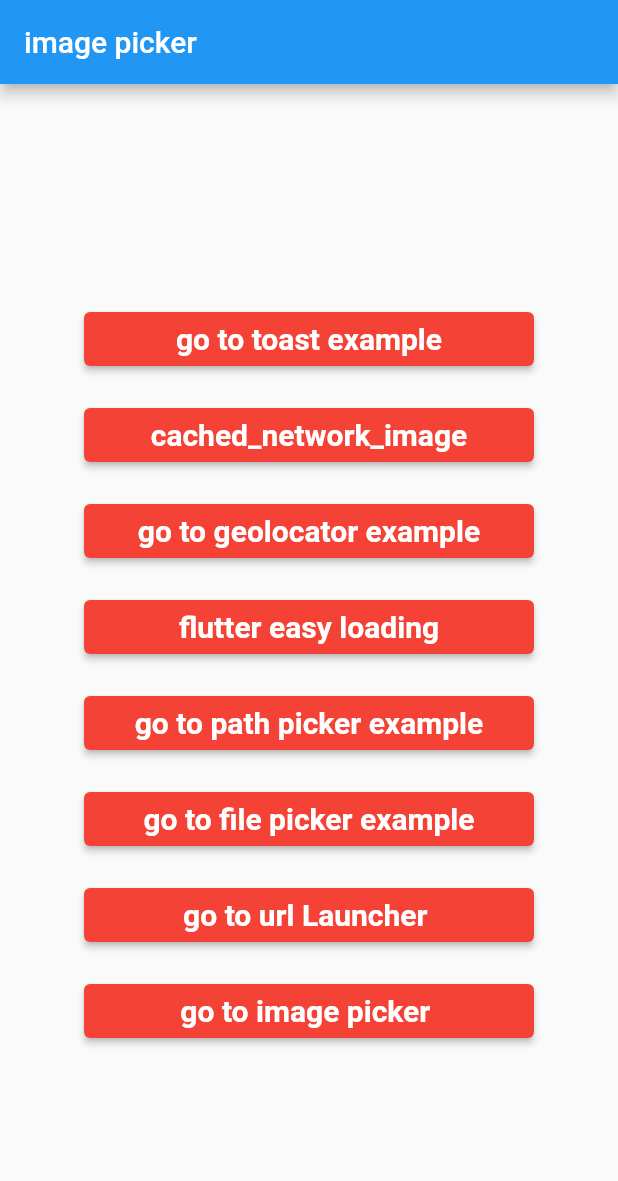
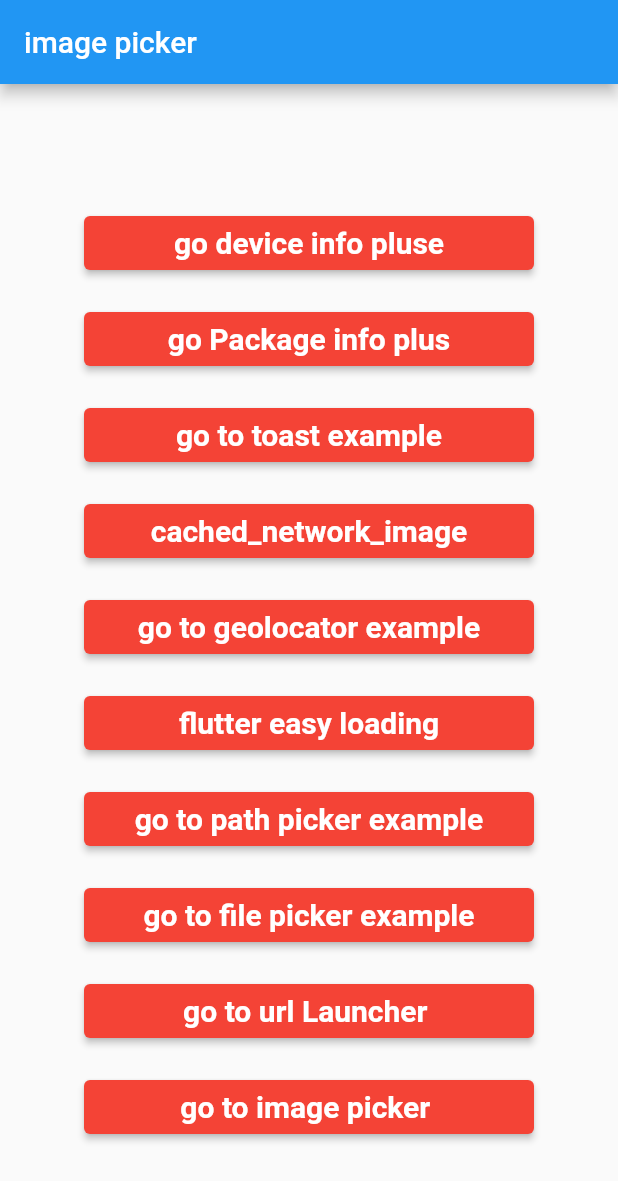
Before and after one commit to amishkajavadra6101/image_picker, a Flutter app: the screen it shows after launch, on a phone screen of 412 x 824 dp. Shown: the top 1181 px of the screen. Run offline on Flutter 3.47's test engine with Material 2 defaults, Android fonts, the phone set to English and light mode, and no system bars; our stand-ins replace cached_network_image, chewie, device_info_plus, file_picker, firebase_analytics, firebase_core and 10 more; accounts and stored records are empty.

Commit message:
[add] device info and package info plus

```diff
--- a/lib/homepage.dart
+++ b/lib/homepage.dart
@@ -3,8 +3,10 @@
 import 'package:firebase_analytics/firebase_analytics.dart';
 import 'package:firebase_messaging/firebase_messaging.dart';
 import 'package:flutter/material.dart';
+import 'package:image_example/device_info_pluse.dart';
 import 'package:image_example/file_picker_example.dart';
 import 'package:image_example/flutter_easy_loading_example.dart';
+import 'package:image_example/package_info_plus.dart';
 import 'package:image_example/path_provider_example.dart';
 import 'package:image_example/toast_example.dart';
 import 'package:image_example/url_launcher_exampler.dart';
@@ -41,16 +43,15 @@ class _MyHomePageState extends State<MyHomePage> with WidgetsBindingObserver {
             ));
           }
         }
-      },
-    ); //today i have started with implimenting a push_n
+      }, //firebase gave you headsup notifaction in background but firebace not gave headsup notification while app in foreground
+    );
     // 2. This method only call when App in forground it mean app must be opened
     FirebaseMessaging.onMessage.listen(
       (message) {
         if (message.notification != null) {
           debugPrint(message.notification!.title);
           debugPrint(message.notification!.body);
-          debugPrint("message.data11 ${message.data}");
-          LocalNotificationService.display(message);
+          // LocalNotificationService.display(message);
         }
       },
     );
@@ -74,13 +75,13 @@ class _MyHomePageState extends State<MyHomePage> with WidgetsBindingObserver {
     WidgetsBinding.instance.removeObserver(this);
   }
 
-  @override
-  void didChangeAppLifecycleState(AppLifecycleState state) async {
-    super.didChangeAppLifecycleState(state);
-    // if (showingAlertDialog && await Permission.camera.status.isGranted) {
-    //   Navigator.pop(context);
-    // }
-  }
+  // @override
+  // void didChangeAppLifecycleState(AppLifecycleState state) async {
+  //   super.didChangeAppLifecycleState(state);
+  //   // if (showingAlertDialog && await Permission.camera.status.isGranted) {
+  //   //   Navigator.pop(context);
+  //   // }
+  // }
 
   requestPermissions() async {
     PermissionStatus camera = await Permission.camera.status;
@@ -134,6 +135,48 @@ class _MyHomePageState extends State<MyHomePage> with WidgetsBindingObserver {
                 Column(mainAxisAlignment: MainAxisAlignment.center, children: [
               const SizedBox(
                 height: 20,
+              ),
+              Padding(
+                padding: const EdgeInsets.all(8.0),
+                child: SizedBox(
+                  width: 300,
+                  child: ElevatedButton(
+                    onPressed: () {
+                      Navigator.push(
+                        context,
+                        MaterialPageRoute(builder: (context) => Dinfo()),
+                      );
+                    },
+                    style:
+                        ElevatedButton.styleFrom(backgroundColor: Colors.red),
+                    child: const Text(
+                      "go device info pluse",
+                      style:
+                          TextStyle(fontWeight: FontWeight.bold, fontSize: 20),
+                    ),
+                  ),
+                ),
+              ),
+              Padding(
+                padding: const EdgeInsets.all(8.0),
+                child: SizedBox(
+                  width: 300,
+                  child: ElevatedButton(
+                    onPressed: () {
+                      Navigator.push(
+                        context,
+                        MaterialPageRoute(builder: (context) => const Pinfo()),
+                      );
+                    },
+                    style:
+                        ElevatedButton.styleFrom(backgroundColor: Colors.red),
+                    child: const Text(
+                      "go Package info plus",
+                      style:
+                          TextStyle(fontWeight: FontWeight.bold, fontSize: 20),
+                    ),
+                  ),
+                ),
               ),
               Padding(
                 padding: const EdgeInsets.all(8.0),
--- a/lib/image_picker_example.dart
+++ b/lib/image_picker_example.dart
@@ -52,7 +52,7 @@ class _ImagePickerExampleState extends State<ImagePickerExample> {
         parameters: {'source': source.toString()},
       );
     } catch (e) {
-      print('Error picking image: $e');
+      debugPrint('Error picking image: $e');
     }
   }
 
--- a/lib/main.dart
+++ b/lib/main.dart
@@ -10,11 +10,11 @@ import 'homepage.dart';
 //   runApp(const MyApp());
 // }
 Future<void> backgroundHandler(RemoteMessage message) async {
-  print(message.data.toString());
-  print(message.notification!.title);
+  debugPrint(message.notification!.title);
 }
 
 void main() async {
+  // This ensures that the Flutter framework's bindings are initialized and ready to handle any communication with Firebase's native code
   WidgetsFlutterBinding.ensureInitialized();
   // Initialize Firebase
   await Firebase.initializeApp();
--- a/pubspec.yaml
+++ b/pubspec.yaml
@@ -26,8 +26,10 @@ dependencies:
   cached_network_image: ^3.2.3
   firebase_crashlytics: ^3.1.0
   firebase_messaging: ^14.4.0
+  device_info_plus: ^8.1.0
+  package_info_plus: ^3.0.3
   flutter_local_notifications: ^13.0.0
-
+  cloud_firestore: ^4.5.0
 dev_dependencies:
   flutter_test:
     sdk: flutter
```
Also changed, not shown: lib/device_info_pluse.dart (added, +61 -0 lines), lib/notificationservice/local_notification_service.dart (+60 -23 lines), lib/package_info_plus.dart (added, +55 -0 lines), pubspec.lock, 1 other file.
